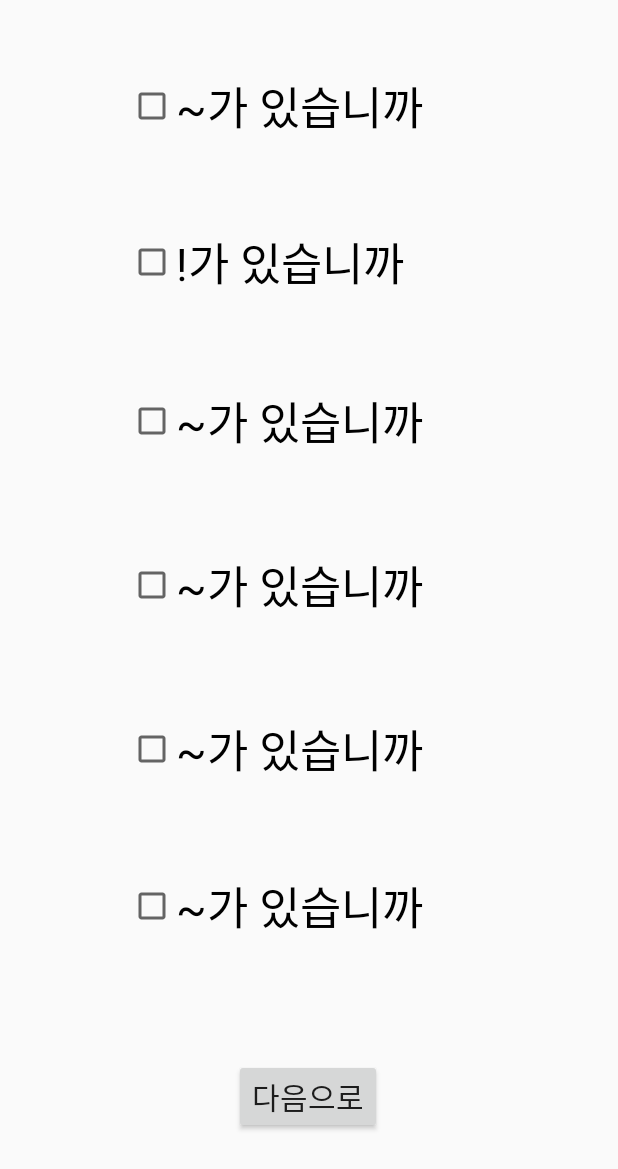
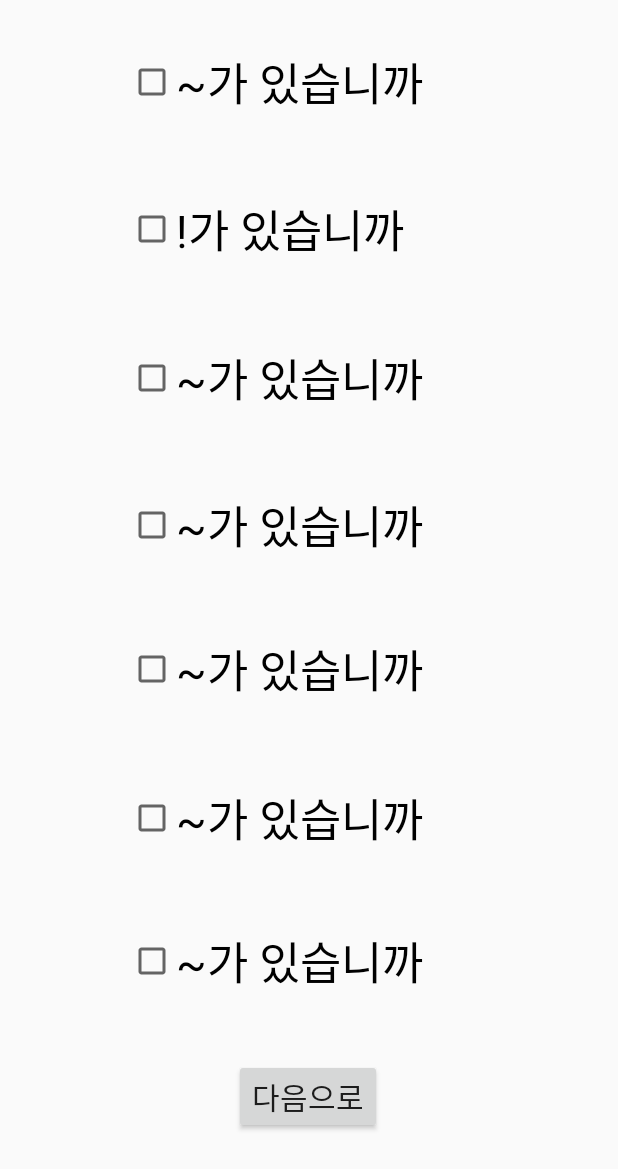
Before and after one commit to sunghyuk-seo/Todak, an Android app: the self_diagnosis_lung screen opened directly, with no data from a screen before it, on a phone screen of 412 x 824 dp. Shown: the top 1169 px of the screen. Run offline under Robolectric (Android 15) with nearby library versions, the phone set to English and light mode, and no system bars.

Commit message:
6.7diary

```diff
--- a/app/src/main/res/layout/activity_main2.xml
+++ b/app/src/main/res/layout/activity_main2.xml
@@ -57,6 +57,16 @@
                 android:src="@drawable/path"
                 tools:ignore="ContentDescription" />
 
+            <ImageButton
+                android:id="@+id/diary"
+                android:layout_width="match_parent"
+                android:layout_height="249dp"
+                android:background="@color/common_google_signin_btn_text_dark_default"
+                android:layout_margin="10dp"
+                android:scaleType="centerInside"
+                android:src="@drawable/diary"
+                tools:ignore="ContentDescription" />
+
         </LinearLayout>
     </ScrollView>
 
--- a/app/src/main/res/layout/activity_self_diagnosis_lung.xml
+++ b/app/src/main/res/layout/activity_self_diagnosis_lung.xml
@@ -10,79 +10,92 @@
         android:id="@+id/checkBox1"
         android:layout_width="240dp"
         android:layout_height="74dp"
+        android:text="~가 있습니까"
         android:textSize="30sp"
-        android:text="~가 있습니까"
         app:layout_constraintBottom_toBottomOf="parent"
         app:layout_constraintEnd_toEndOf="parent"
         app:layout_constraintHorizontal_bias="0.497"
         app:layout_constraintStart_toStartOf="parent"
         app:layout_constraintTop_toTopOf="parent"
-        app:layout_constraintVertical_bias="0.045" />
+        app:layout_constraintVertical_bias="0.024" />
 
     <CheckBox
         android:id="@+id/checkBox2"
         android:layout_width="240dp"
         android:layout_height="74dp"
+        android:text="!가 있습니까"
         android:textSize="30sp"
-        android:text="!가 있습니까"
         app:layout_constraintBottom_toBottomOf="parent"
         app:layout_constraintEnd_toEndOf="parent"
         app:layout_constraintHorizontal_bias="0.497"
         app:layout_constraintStart_toStartOf="parent"
         app:layout_constraintTop_toTopOf="parent"
-        app:layout_constraintVertical_bias="0.184" />
+        app:layout_constraintVertical_bias="0.155" />
 
     <CheckBox
         android:id="@+id/checkBox3"
         android:layout_width="240dp"
         android:layout_height="74dp"
+        android:text="~가 있습니까"
         android:textSize="30sp"
-        android:text="~가 있습니까"
         app:layout_constraintBottom_toBottomOf="parent"
         app:layout_constraintEnd_toEndOf="parent"
         app:layout_constraintHorizontal_bias="0.497"
         app:layout_constraintStart_toStartOf="parent"
         app:layout_constraintTop_toTopOf="parent"
-        app:layout_constraintVertical_bias="0.325" />
+        app:layout_constraintVertical_bias="0.287" />
 
     <CheckBox
         android:id="@+id/checkBox4"
         android:layout_width="240dp"
         android:layout_height="74dp"
+        android:text="~가 있습니까"
         android:textSize="30sp"
-        android:text="~가 있습니까"
         app:layout_constraintBottom_toBottomOf="parent"
         app:layout_constraintEnd_toEndOf="parent"
         app:layout_constraintHorizontal_bias="0.497"
         app:layout_constraintStart_toStartOf="parent"
         app:layout_constraintTop_toTopOf="parent"
-        app:layout_constraintVertical_bias="0.471" />
+        app:layout_constraintVertical_bias="0.418" />
 
     <CheckBox
         android:id="@+id/checkBox5"
         android:layout_width="240dp"
         android:layout_height="74dp"
+        android:text="~가 있습니까"
         android:textSize="30sp"
-        android:text="~가 있습니까"
         app:layout_constraintBottom_toBottomOf="parent"
         app:layout_constraintEnd_toEndOf="parent"
         app:layout_constraintHorizontal_bias="0.497"
         app:layout_constraintStart_toStartOf="parent"
         app:layout_constraintTop_toTopOf="parent"
-        app:layout_constraintVertical_bias="0.617" />
+        app:layout_constraintVertical_bias="0.546" />
 
     <CheckBox
         android:id="@+id/checkBox6"
         android:layout_width="240dp"
         android:layout_height="74dp"
+        android:text="~가 있습니까"
         android:textSize="30sp"
-        android:text="~가 있습니까"
         app:layout_constraintBottom_toBottomOf="parent"
         app:layout_constraintEnd_toEndOf="parent"
         app:layout_constraintHorizontal_bias="0.497"
         app:layout_constraintStart_toStartOf="parent"
         app:layout_constraintTop_toTopOf="parent"
-        app:layout_constraintVertical_bias="0.756" />
+        app:layout_constraintVertical_bias="0.678" />
+
+    <CheckBox
+        android:id="@+id/checkBox7"
+        android:layout_width="240dp"
+        android:layout_height="74dp"
+        android:text="~가 있습니까"
+        android:textSize="30sp"
+        app:layout_constraintBottom_toBottomOf="parent"
+        app:layout_constraintEnd_toEndOf="parent"
+        app:layout_constraintHorizontal_bias="0.497"
+        app:layout_constraintStart_toStartOf="parent"
+        app:layout_constraintTop_toTopOf="parent"
+        app:layout_constraintVertical_bias="0.805" />
 
     <Button
         android:id="@+id/button1"
@@ -98,6 +111,4 @@
         app:layout_constraintVertical_bias="0.912" />
 
 
-    출처: https://bitsoul.tistory.com/45 [Happy Programmer~]
-
 </androidx.constraintlayout.widget.ConstraintLayout>
```
Also changed, not shown: app/src/main/res/drawable/diary.png (added), app/src/main/res/drawable/doubt.png, app/src/main/res/drawable/path.png, app/src/main/res/drawable/q1.png (deleted), app/src/main/res/drawable/q10.png (deleted), app/src/main/res/drawable/q11.png (deleted), app/src/main/res/drawable/q12.png (deleted), app/src/main/res/drawable/q2.png (deleted), app/src/main/res/drawable/q3.png (deleted), app/src/main/res/drawable/q4.png (deleted), app/src/main/res/drawable/q5.png (deleted), app/src/main/res/drawable/q6.png (deleted), app/src/main/res/drawable/q7.png (deleted), app/src/main/res/drawable/q8.png (deleted), 4 more files.
